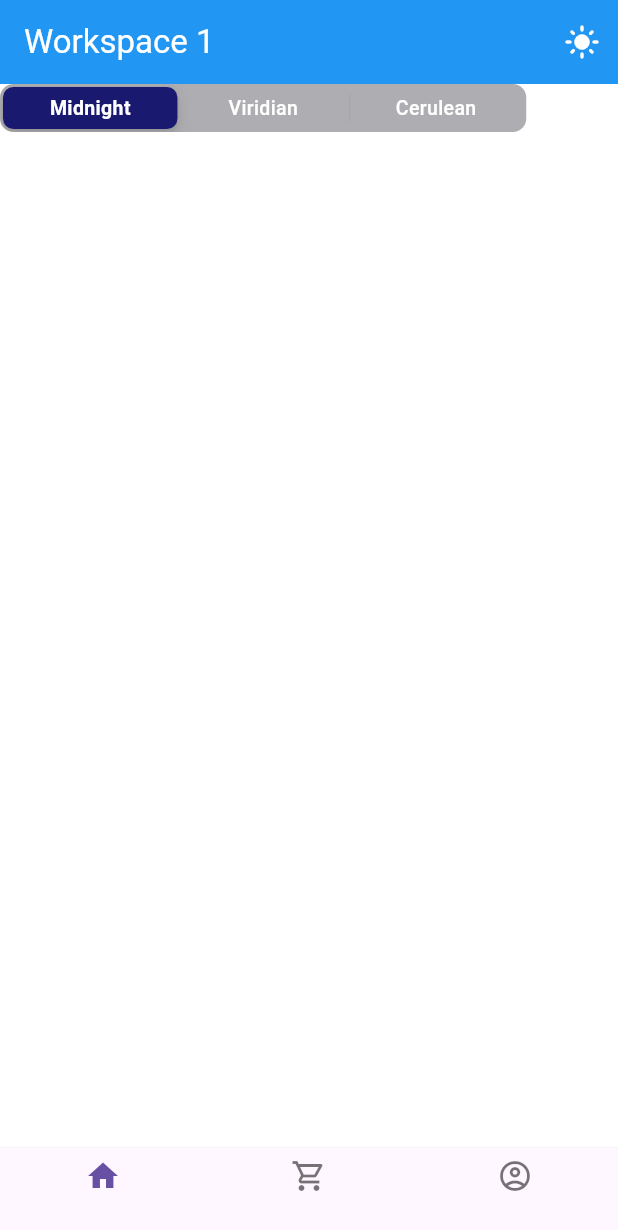
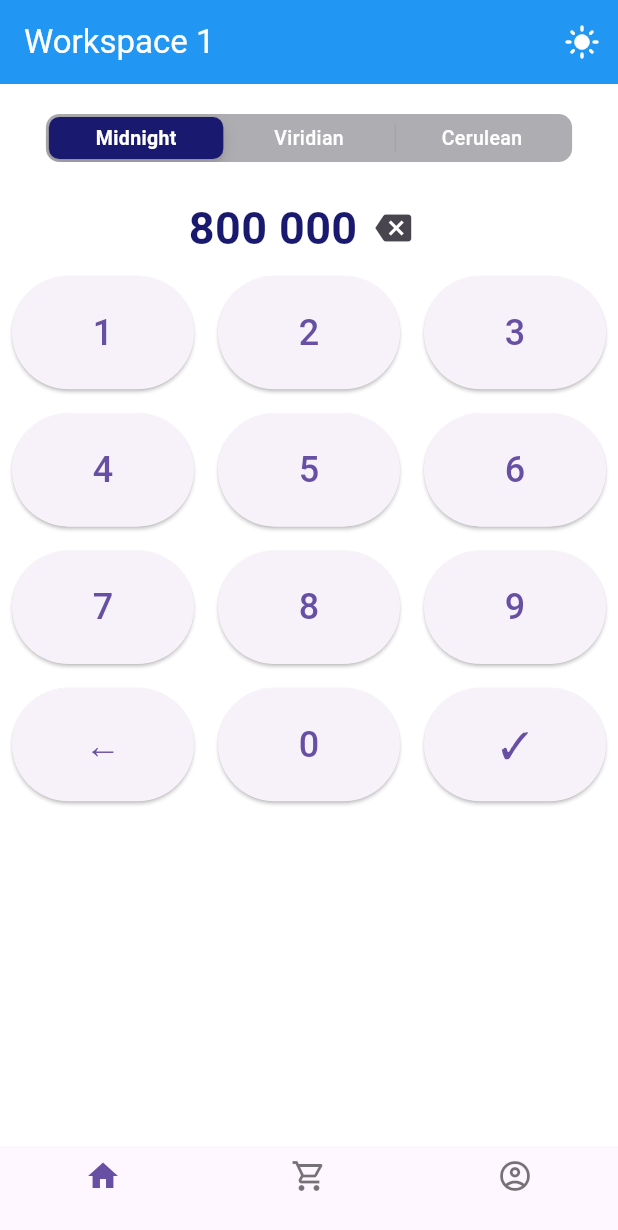
Before and after one commit to dkkairov/flutter_finance_app, a Flutter app: the screen it shows after launch, on a phone screen of 412 x 824 dp. Shown: the top 1230 px of the screen. Run offline on Flutter 3.47's test engine with Material 3 defaults, Android fonts, the phone set to English and light mode, and no system bars; our stand-ins replace fl_chart, flutter_riverpod, flutter_secure_storage; network calls fail.

Commit message:
Update add_screen.dart

```diff
--- a/lib/features/add/presentation/add_screen.dart
+++ b/lib/features/add/presentation/add_screen.dart
@@ -1,7 +1,6 @@
 import 'package:flutter/cupertino.dart';
 import 'package:flutter/material.dart';
 import 'package:flutter_riverpod/flutter_riverpod.dart';
-import '../../../features/auth/data/auth_provider.dart';
 import '../../../main.dart';
 
 enum TransactionType { expense, income, transfer}
@@ -18,20 +17,73 @@ class AddScreen extends ConsumerWidget {
   @override
   Widget build(BuildContext context, WidgetRef ref) {
     TransactionType selectedSegment = ref.watch(transactionTypeProvider);
+
     return Scaffold(
       body: Column(
         children: [
-          Row(
+          TransactionTypeSelector(
+            selectedSegment: selectedSegment,
+            onValueChanged: (TransactionType value) {
+              ref.read(transactionTypeProvider.notifier).state = value;
+            },
+          ),
+          SumSection(),
+          NumericKeypad(onKeyPressed: (value) {
+            print('Нажата клавиша: $value');
+          }),
+        ],
+      ),
+    );
+  }
+}
+
+class SumSection extends StatelessWidget {
+  const SumSection({super.key});
+
+  @override
+  Widget build(BuildContext context) {
+    return Row(
+      mainAxisAlignment: MainAxisAlignment.center,
       children: [
-              CupertinoSlidingSegmentedControl<TransactionType>(
+        Text(
+            '800 000',
+          style: TextStyle(
+            fontSize: 30,
+            fontWeight: FontWeight.bold,
+            color: skyColors[TransactionType.expense]
+          ),
+        ),
+        IconButton(
+            onPressed: () {},
+            icon: Icon(Icons.backspace)
+        )
+      ],
+    );
+  }
+}
+
+
+class TransactionTypeSelector extends StatelessWidget {
+  final TransactionType selectedSegment;
+  final ValueChanged<TransactionType> onValueChanged;
+
+  const TransactionTypeSelector({
+    super.key,
+    required this.selectedSegment,
+    required this.onValueChanged,
+  });
+
+  @override
+  Widget build(BuildContext context) {
+    return Container(
+      padding: const EdgeInsets.all(20.0),
+      child: CupertinoSlidingSegmentedControl<TransactionType>(
         backgroundColor: CupertinoColors.systemGrey2,
         thumbColor: skyColors[selectedSegment]!,
-                // This represents the currently selected segmented control.
         groupValue: selectedSegment,
-                // Callback that sets the selected segmented control.
         onValueChanged: (TransactionType? value) {
           if (value != null) {
-                    ref.read(transactionTypeProvider.notifier).state = value;
+            onValueChanged(value);
           }
         },
         children: const <TransactionType, Widget>{
@@ -49,10 +101,41 @@ class AddScreen extends ConsumerWidget {
           ),
         },
       ),
-            ],
-          )
-        ],
-      )
     );
   }
 }
+
+class NumericKeypad extends StatelessWidget {
+  final void Function(String) onKeyPressed;
+
+  const NumericKeypad({super.key, required this.onKeyPressed});
+
+  @override
+  Widget build(BuildContext context) {
+    List<String> keys = [
+      '1', '2', '3',
+      '4', '5', '6',
+      '7', '8', '9',
+      '←', '0', '✓'
+    ];
+
+    return GridView.builder(
+      shrinkWrap: true, // Ограничивает высоту по содержимому
+      physics: NeverScrollableScrollPhysics(),
+      gridDelegate: const SliverGridDelegateWithFixedCrossAxisCount(
+        crossAxisCount: 3, // 3 колонки
+        childAspectRatio: 1.5, // Отношение сторон кнопок
+      ),
+      itemCount: keys.length,
+      itemBuilder: (context, index) {
+        return Padding(
+          padding: const EdgeInsets.all(8.0),
+          child: ElevatedButton(
+            onPressed: () => onKeyPressed(keys[index]),
+            child: Text(keys[index], style: const TextStyle(fontSize: 24)),
+          ),
+        );
+      },
+    );
+  }
+}
```
Lines whose indentation alone changed are shown as unchanged.
